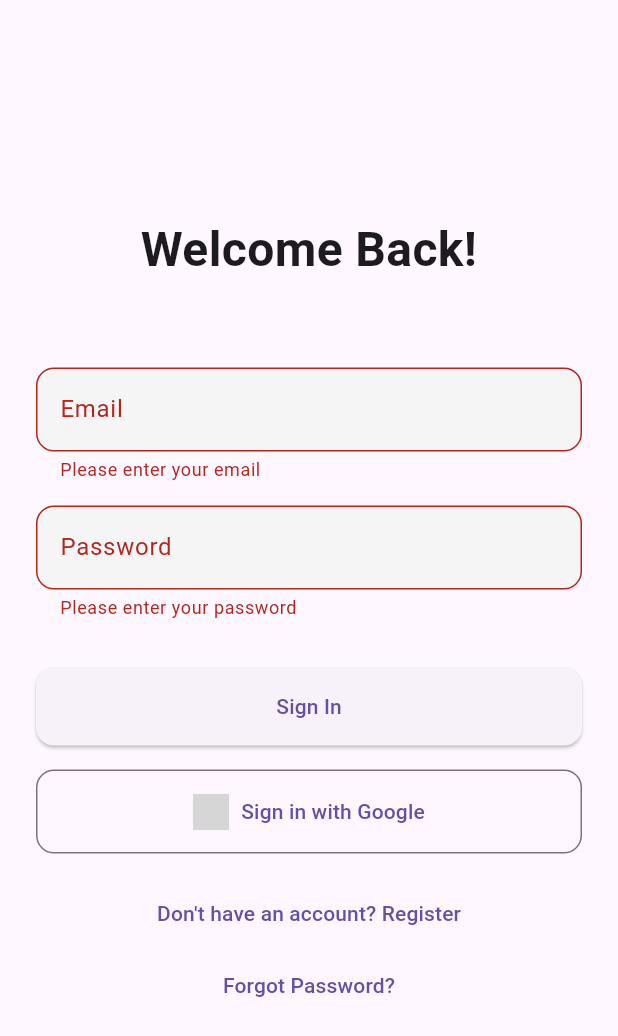
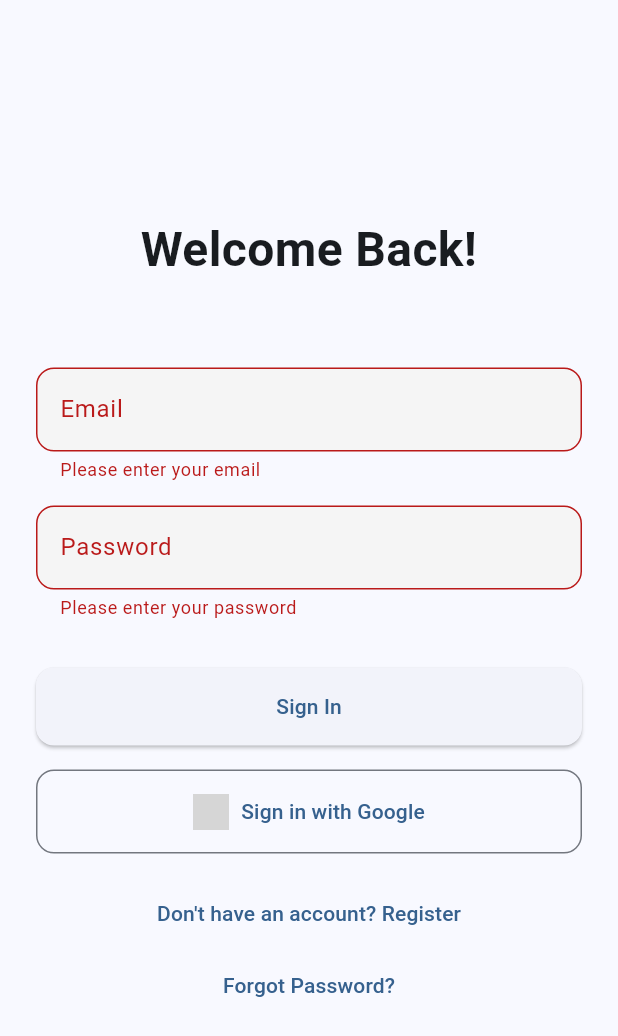
Before and after one commit to Abdelrahman-Rashad/chat_with_firebase, a Flutter app: the screen it shows after launch, after a tap on "Sign In", on a phone screen of 412 x 824 dp. Shown: the top 1036 px of the screen. Run offline on Flutter 3.47's test engine with Material 3 defaults, Android fonts, the phone set to English and light mode, and no system bars; our stand-ins replace bloc, cloud_firestore, equatable, firebase_auth, firebase_core, flutter_bloc and 3 more; accounts and stored records are empty; network calls fail; grey boxes are pictures that could not be loaded.

Commit message:
Enhance chat application with theme management and UI improvements. Added ThemeCubit for theme toggling, integrated shared_preferences for persistent theme storage, and refactored chat screens for better user experience. Updated dependencies in pubspec.yaml and pubspec.lock.

```diff
--- /dev/null
+++ b/lib/cubits/theme_cubit/theme_cubit.dart
@@ -0,0 +1,32 @@
+import 'package:flutter/material.dart';
+import 'package:flutter_bloc/flutter_bloc.dart';
+import 'package:shared_preferences/shared_preferences.dart';
+
+import 'theme_state.dart';
+
+class ThemeCubit extends Cubit<ThemeState> {
+  final SharedPreferences _prefs;
+  static const String _themeKey = 'theme_mode';
+
+  ThemeCubit(this._prefs) : super(const ThemeState()) {
+    _loadTheme();
+  }
+
+  void _loadTheme() {
+    final savedTheme = _prefs.getString(_themeKey);
+    if (savedTheme != null) {
+      emit(ThemeState(
+        themeMode: savedTheme == 'dark' ? ThemeMode.dark : ThemeMode.light,
+      ));
+    }
+  }
+
+  void toggleTheme() {
+    final newThemeMode =
+        state.themeMode == ThemeMode.light ? ThemeMode.dark : ThemeMode.light;
+
+    emit(state.copyWith(themeMode: newThemeMode));
+    _prefs.setString(
+        _themeKey, newThemeMode == ThemeMode.dark ? 'dark' : 'light');
+  }
+}
--- /dev/null
+++ b/lib/cubits/theme_cubit/theme_state.dart
@@ -0,0 +1,21 @@
+import 'package:equatable/equatable.dart';
+import 'package:flutter/material.dart';
+
+class ThemeState extends Equatable {
+  final ThemeMode themeMode;
+
+  const ThemeState({
+    this.themeMode = ThemeMode.light,
+  });
+
+  ThemeState copyWith({
+    ThemeMode? themeMode,
+  }) {
+    return ThemeState(
+      themeMode: themeMode ?? this.themeMode,
+    );
+  }
+
+  @override
+  List<Object> get props => [themeMode];
+}
--- a/lib/main.dart
+++ b/lib/main.dart
@@ -1,59 +1,79 @@
 import 'package:chat_with_firebase/screens/chat_list_screen.dart';
-import 'package:chat_with_firebase/screens/private_chat.dart';
 import 'package:flutter/material.dart';
 import 'package:firebase_core/firebase_core.dart';
 import 'package:flutter_bloc/flutter_bloc.dart';
+import 'package:shared_preferences/shared_preferences.dart';
 import 'cubits/chat_cubit/cubit/chat_cubit.dart';
+import 'cubits/theme_cubit/theme_state.dart';
 import 'firebase_options.dart';
 import 'package:flutter_dotenv/flutter_dotenv.dart';
+import 'screens/private_chat_screen.dart';
 import 'services/auth_service.dart';
 import 'cubits/auth_cubit/auth_cubit.dart';
 import 'services/chat_service.dart';
 import 'screens/login_screen.dart';
 import 'screens/register_screen.dart';
 import 'screens/reset_password_screen.dart';
+import 'cubits/theme_cubit/theme_cubit.dart';
 
 void main() async {
   WidgetsFlutterBinding.ensureInitialized();
   await dotenv.load(fileName: '.env');
   await Firebase.initializeApp(options: DefaultFirebaseOptions.currentPlatform);
-  runApp(const MyApp());
+  final prefs = await SharedPreferences.getInstance();
+  runApp(MyApp(prefs: prefs));
 }
 
 class MyApp extends StatelessWidget {
-  const MyApp({super.key});
+  final SharedPreferences prefs;
+
+  const MyApp({super.key, required this.prefs});
 
   @override
   Widget build(BuildContext context) {
-    final authService = AuthService();
-
     return MultiBlocProvider(
       providers: [
         BlocProvider(
-          create: (context) => AuthCubit(authService),
+          create: (context) => AuthCubit(AuthService()),
         ),
         BlocProvider(
           create: (context) => ChatCubit(
             ChatService(),
-            authService,
+            AuthService(),
           ),
         ),
+        BlocProvider(
+          create: (context) => ThemeCubit(prefs),
+        ),
       ],
-      child: MaterialApp(
+      child: BlocBuilder<ThemeCubit, ThemeState>(
+        builder: (context, state) {
+          return MaterialApp(
             title: 'Chat App',
+            themeMode: state.themeMode,
             theme: ThemeData(
-          primarySwatch: Colors.blue,
               useMaterial3: true,
+              colorScheme: ColorScheme.fromSeed(
+                seedColor: Colors.blue,
+                brightness: Brightness.light,
+              ),
+            ),
+            darkTheme: ThemeData(
+              useMaterial3: true,
+              colorScheme: ColorScheme.fromSeed(
+                seedColor: Colors.blue,
+                brightness: Brightness.dark,
+              ),
             ),
             home: BlocBuilder<AuthCubit, AuthState>(
               builder: (context, state) {
                 if (state is Authenticated) {
                   return const ChatListScreen();
-            }
-            if (state is Unauthenticated) {
+                } else if (state is Unauthenticated) {
                   return const LoginScreen();
                 }
-            return const Center(child: CircularProgressIndicator());
+
+                return const LoginScreen();
               },
             ),
             routes: {
@@ -66,12 +86,14 @@ class MyApp extends StatelessWidget {
                 final receiverId = args[0] as String;
                 final receiverName = args[1] as String;
 
-            return PrivateChat(
+                return PrivateChatScreen(
                   receiverId: receiverId,
                   receiverName: receiverName,
                 );
               },
             },
+          );
+        },
       ),
     );
   }
--- a/lib/screens/login_screen.dart
+++ b/lib/screens/login_screen.dart
@@ -112,8 +112,8 @@ class _LoginScreenState extends State<LoginScreen> {
                     ),
                     const SizedBox(height: 16),
                     OutlinedButton.icon(
-                      onPressed: () {
-                        context.read<AuthCubit>().signInWithGoogle();
+                      onPressed: () async {
+                        await context.read<AuthCubit>().signInWithGoogle();
                       },
                       icon: Image.network(
                         'https://www.google.com/favicon.ico',
--- a/pubspec.yaml
+++ b/pubspec.yaml
@@ -38,6 +38,8 @@ dependencies:
   flutter_bloc: ^8.1.3
   flutter_dotenv: ^5.1.0
   google_sign_in: ^6.3.0
+  intl: ^0.18.1
+  shared_preferences: ^2.2.2
   uuid: ^4.2.1
 
 dev_dependencies:
```
Also changed, not shown: lib/screens/chat_list_screen.dart (+98 -16 lines), lib/screens/private_chat.dart (deleted, +0 -81 lines), lib/screens/private_chat_screen.dart (added, +265 -0 lines), lib/screens/widgets/custom_drawer.dart (added, +78 -0 lines), lib/services/auth_service.dart (+0 -19 lines), pubspec.lock, 2 other files. Lines whose indentation alone changed are shown as unchanged.
